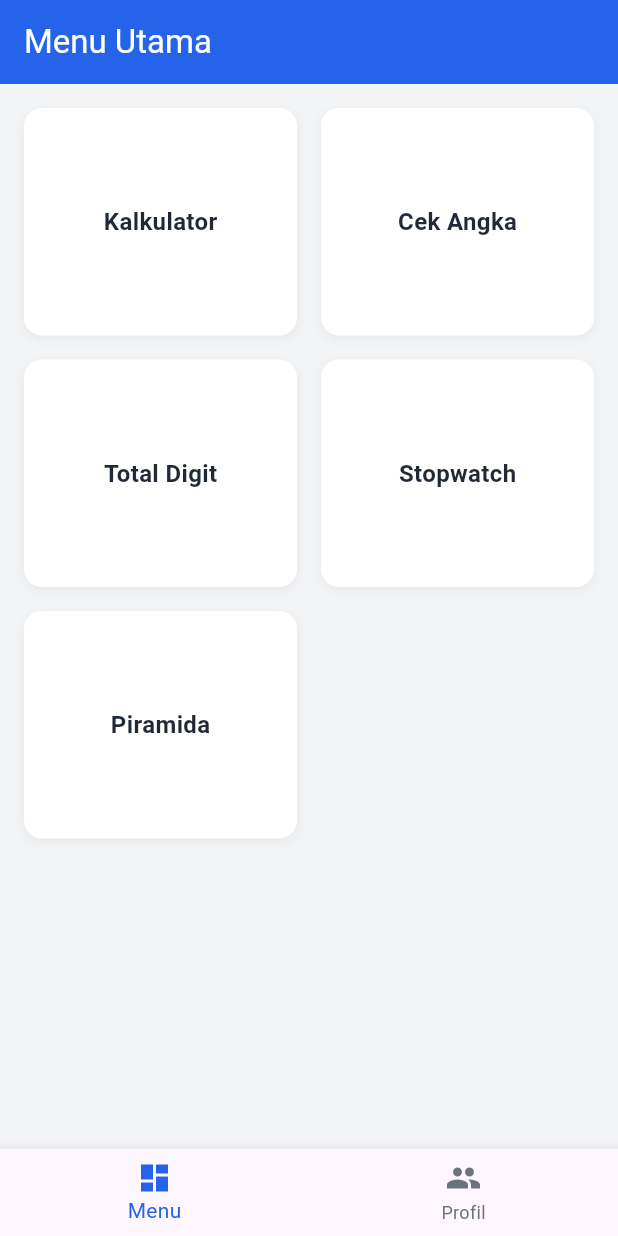
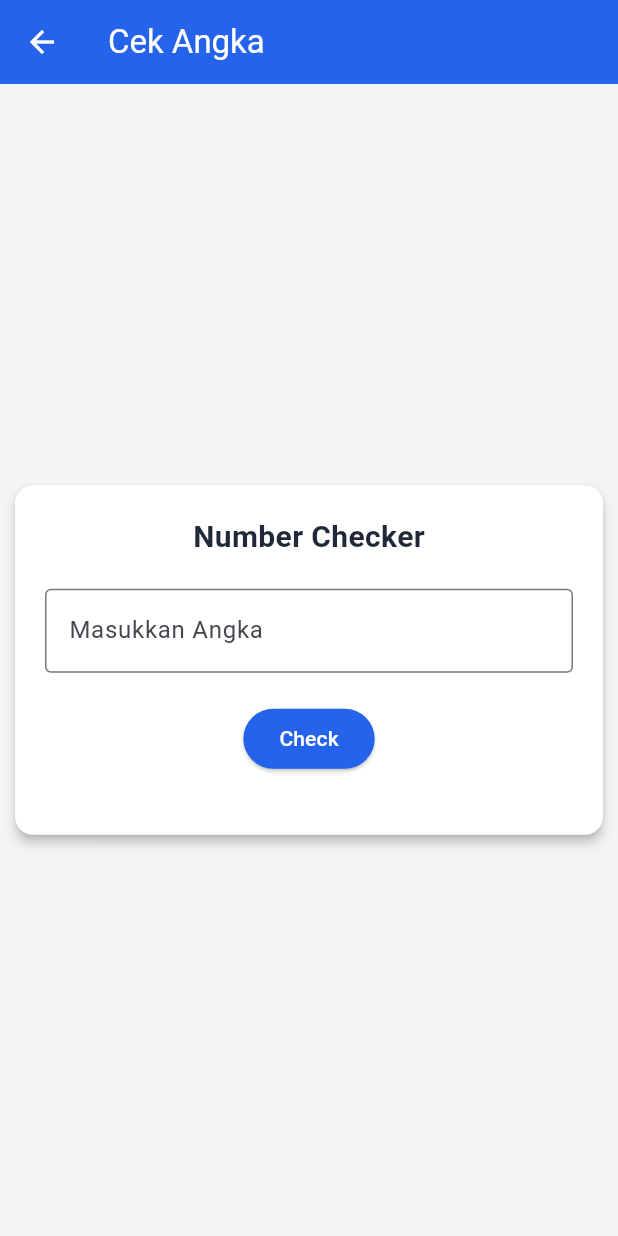
Before and after one commit to AmnanBK/tpm-tugas-modul-4, a Flutter app: the HomeScreen screen opened directly, after a tap on "Cek Angka", on a phone screen of 412 x 824 dp. Run offline on Flutter 3.47's test engine with Material 3 defaults, Android fonts, the phone set to English and light mode, and no system bars.

Commit message:
rev group profile + fitur numb check

```diff
--- /dev/null
+++ b/lib/core/utils/number_checker.dart
@@ -0,0 +1,23 @@
+class NumberChecker {
+
+  static bool isEven(int number) {
+    return number % 2 == 0;
+  }
+
+  static bool isOdd(int number) {
+    return number % 2 != 0;
+  }
+
+  static bool isPrime(int number) {
+    if (number <= 1) return false;
+
+    for (int i = 2; i <= number ~/ 2; i++) {
+      if (number % i == 0) {
+        return false;
+      }
+    }
+
+    return true;
+  }
+
+}
--- a/lib/features/home/screens/home_screen.dart
+++ b/lib/features/home/screens/home_screen.dart
@@ -2,6 +2,7 @@ import 'package:flutter/material.dart';
 import '../../stopwatch/screens/stopwatch_screen.dart';
 import '../../group_profile/screens/profile_screen.dart';
 import '../../calculator/screens/calculator_screen.dart';
+import '../../number_checker/screens/checker_screen.dart';
 import '../../../core/theme/app_colors.dart';
 
 class HomeScreen extends StatefulWidget {
@@ -86,6 +87,12 @@ class _HomeScreenState extends State<HomeScreen> {
                   builder: (context) => const CalculatorScreen(),
                 ),
               );
+            } else if (features[index] == 'Cek Angka') {
+              Navigator.push(context,
+                MaterialPageRoute
+                  (builder: (context) => const CheckerScreen(),
+                )
+              );
             }
           },
           child: Container(
--- a/lib/features/number_checker/screens/checker_screen.dart
+++ b/lib/features/number_checker/screens/checker_screen.dart
@@ -0,0 +1,130 @@
+import 'package:flutter/material.dart';
+import '../../../core/theme/app_colors.dart';
+import '../../../core/utils/number_checker.dart';
+
+class CheckerScreen extends StatefulWidget {
+  const CheckerScreen({super.key});
+
+  @override
+  State<CheckerScreen> createState() => _CheckerScreenState();
+}
+
+class _CheckerScreenState extends State<CheckerScreen> {
+
+  final TextEditingController _controller = TextEditingController();
+
+  String parityResult = "";
+  String primeResult = "";
+
+  void checkNumber() {
+    int? number = int.tryParse(_controller.text);
+
+    if (number == null) {
+      setState(() {
+        parityResult = "Input tidak valid";
+        primeResult = "";
+      });
+      return;
+    }
+
+    bool isEven = NumberChecker.isEven(number);
+    bool isPrime = NumberChecker.isPrime(number);
+
+    setState(() {
+      parityResult = isEven ? "Genap" : "Ganjil";
+      primeResult = isPrime ? "Bilangan Prima" : "Bukan Bilangan Prima";
+    });
+  }
+
+  @override
+  Widget build(BuildContext context) {
+    return Scaffold(
+      backgroundColor: AppColors.background,
+
+      appBar: AppBar(
+        title: const Text("Cek Angka"),
+      ),
+
+      body: Center(
+        child: ConstrainedBox(
+          constraints: const BoxConstraints(maxWidth: 400),
+
+          child: Card(
+            color: AppColors.surface,
+            elevation: 3,
+            shape: RoundedRectangleBorder(
+              borderRadius: BorderRadius.circular(12),
+            ),
+
+            child: Padding(
+              padding: const EdgeInsets.all(20),
+
+              child: Column(
+                mainAxisSize: MainAxisSize.min,
+
+                children: [
+
+                  const Text(
+                    "Number Checker",
+                    style: TextStyle(
+                      fontSize: 20,
+                      fontWeight: FontWeight.bold,
+                      color: AppColors.textPrimary,
+                    ),
+                  ),
+
+                  const SizedBox(height: 20),
+
+                  TextField(
+                    controller: _controller,
+                    keyboardType: TextInputType.number,
+
+                    decoration: const InputDecoration(
+                      labelText: "Masukkan Angka",
+                      border: OutlineInputBorder(),
+                    ),
+                  ),
+
+                  const SizedBox(height: 20),
+
+                  ElevatedButton(
+                    onPressed: checkNumber,
+
+                    style: ElevatedButton.styleFrom(
+                      backgroundColor: AppColors.primary,
+                      foregroundColor: Colors.white,
+                    ),
+
+                    child: const Text("Check"),
+                  ),
+
+                  const SizedBox(height: 20),
+
+                  if (parityResult.isNotEmpty)
+                    Text(
+                      parityResult,
+                      style: const TextStyle(
+                        fontSize: 18,
+                        fontWeight: FontWeight.bold,
+                        color: AppColors.textPrimary,
+                      ),
+                    ),
+
+                  if (primeResult.isNotEmpty)
+                    Text(
+                      primeResult,
+                      style: const TextStyle(
+                        fontSize: 16,
+                        color: AppColors.textSecondary,
+                      ),
+                    ),
+
+                ],
+              ),
+            ),
+          ),
+        ),
+      ),
+    );
+  }
+}
```
Also changed, not shown: lib/features/group_profile/screens/profile_screen.dart (+25 -7 lines).
